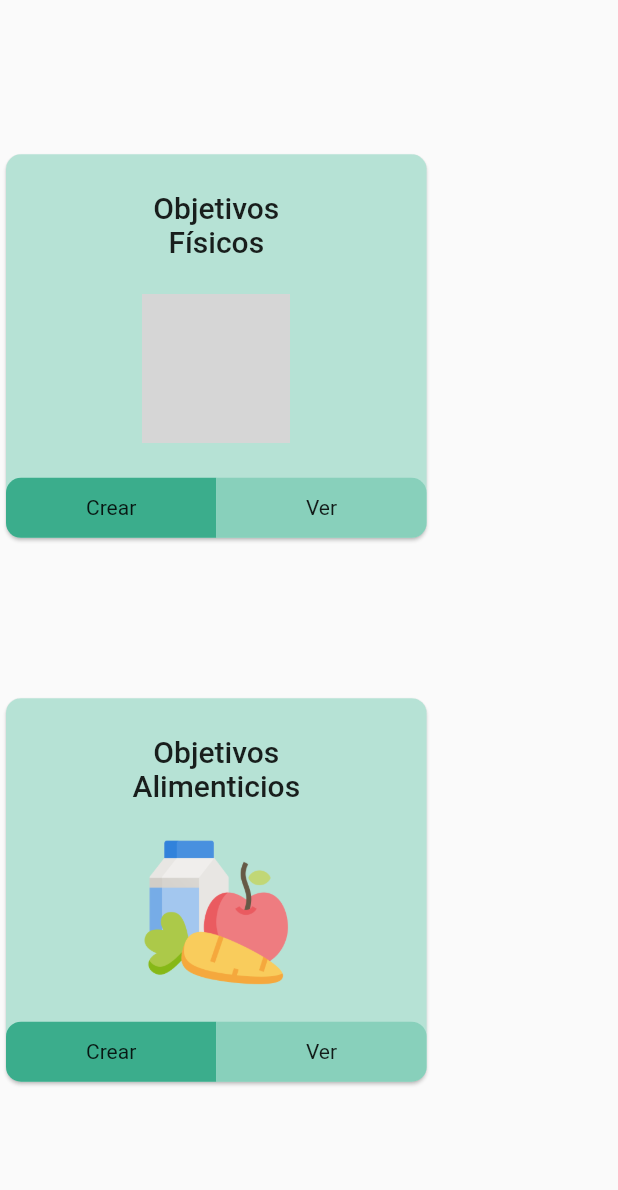
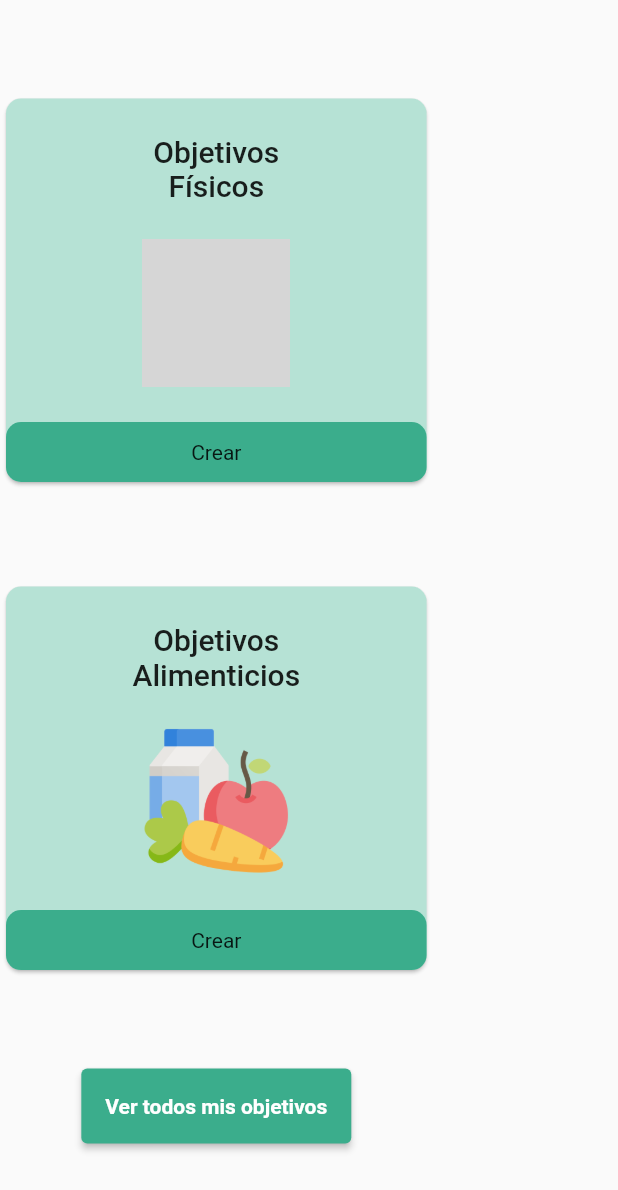
Before and after one commit to PRY20220274/FitAndHealthy_mobile, a Flutter app: the GoalsPage widget shown alone on an empty page, opened directly, on a phone screen of 412 x 824 dp. Shown: the top 1190 px of the screen. Run offline on Flutter 3.47's test engine with Material 2 defaults, Android fonts, the phone set to English and light mode, and no system bars; our stand-ins replace dio, shared_preferences; accounts and stored records are empty; grey boxes are pictures that could not be loaded.

Commit message:
fix views

```diff
--- a/lib/ui/goals/goals_page.dart
+++ b/lib/ui/goals/goals_page.dart
@@ -1,6 +1,9 @@
+import 'package:fit_healthy/ui/goals/goals_list_page.dart';
 import 'package:fit_healthy/ui/goals/nutritional_goals_create_page.dart';
 import 'package:fit_healthy/ui/goals/physical_goals_create_page.dart';
 import 'package:fit_healthy/ui/goals/widgets/goal_card_widget.dart';
+import 'package:fit_healthy/ui/shared/app_filled_button.dart';
+import 'package:fit_healthy/ui/shared/transition_page_route.dart';
 import 'package:flutter/material.dart';
 
 class GoalsPage extends StatelessWidget {
@@ -10,16 +13,28 @@ class GoalsPage extends StatelessWidget {
   Widget build(BuildContext context) {
     return Column(
       mainAxisAlignment: MainAxisAlignment.spaceEvenly,
-      children: const [
-        GoalCardWidget(
+      children: [
+        const GoalCardWidget(
           titleGoal: 'Objetivos\nFísicos',
           imageNameAsset: 'exercise.png',
           routeWidget: PhysicalGoalsCreate(),
         ),
-        GoalCardWidget(
+        const GoalCardWidget(
           titleGoal: 'Objetivos\nAlimenticios',
           imageNameAsset: 'healthy-food.png',
           routeWidget: NutritionalGoalsCreate(),
+        ),
+        AppFilledButton(
+          text: 'Ver todos mis objetivos',
+          onPressed: () {
+            Navigator.push(
+              context,
+              TransitionPageRoute(
+                child: const GoalsListPage(),
+                direction: AxisDirection.up,
+              ),
+            );
+          },
         ),
       ],
     );
--- a/lib/ui/goals/widgets/goal_card_widget.dart
+++ b/lib/ui/goals/widgets/goal_card_widget.dart
@@ -55,10 +55,8 @@ class GoalCardWidget extends StatelessWidget {
                     },
                     child: Container(
                       decoration: BoxDecoration(
-                        borderRadius: const BorderRadius.only(
-                          topLeft: Radius.circular(10),
-                          bottomLeft: Radius.circular(10),
-                        ),
+                        borderRadius:
+                            const BorderRadius.all(Radius.circular(10)),
                         color: ComplementPalette.green.shade400,
                       ),
                       height: 40,
@@ -66,7 +64,7 @@ class GoalCardWidget extends StatelessWidget {
                     ),
                   ),
                 ),
-                Expanded(
+                /*Expanded(
                   child: InkWell(
                     onTap: () {
                       Navigator.push(
@@ -89,7 +87,7 @@ class GoalCardWidget extends StatelessWidget {
                       child: const Center(child: Text('Ver')),
                     ),
                   ),
-                )
+                )*/
               ],
             ),
           ],
--- a/lib/ui/home/widgets/suggestion_widget.dart
+++ b/lib/ui/home/widgets/suggestion_widget.dart
@@ -16,7 +16,7 @@ class SuggestionWidget extends StatelessWidget {
   @override
   Widget build(BuildContext context) {
     return SizedBox(
-      height: 100,
+      height: 120,
       child: Column(children: [
         Text(
           suggestionsTitles[typeSuggestion]!,
```
